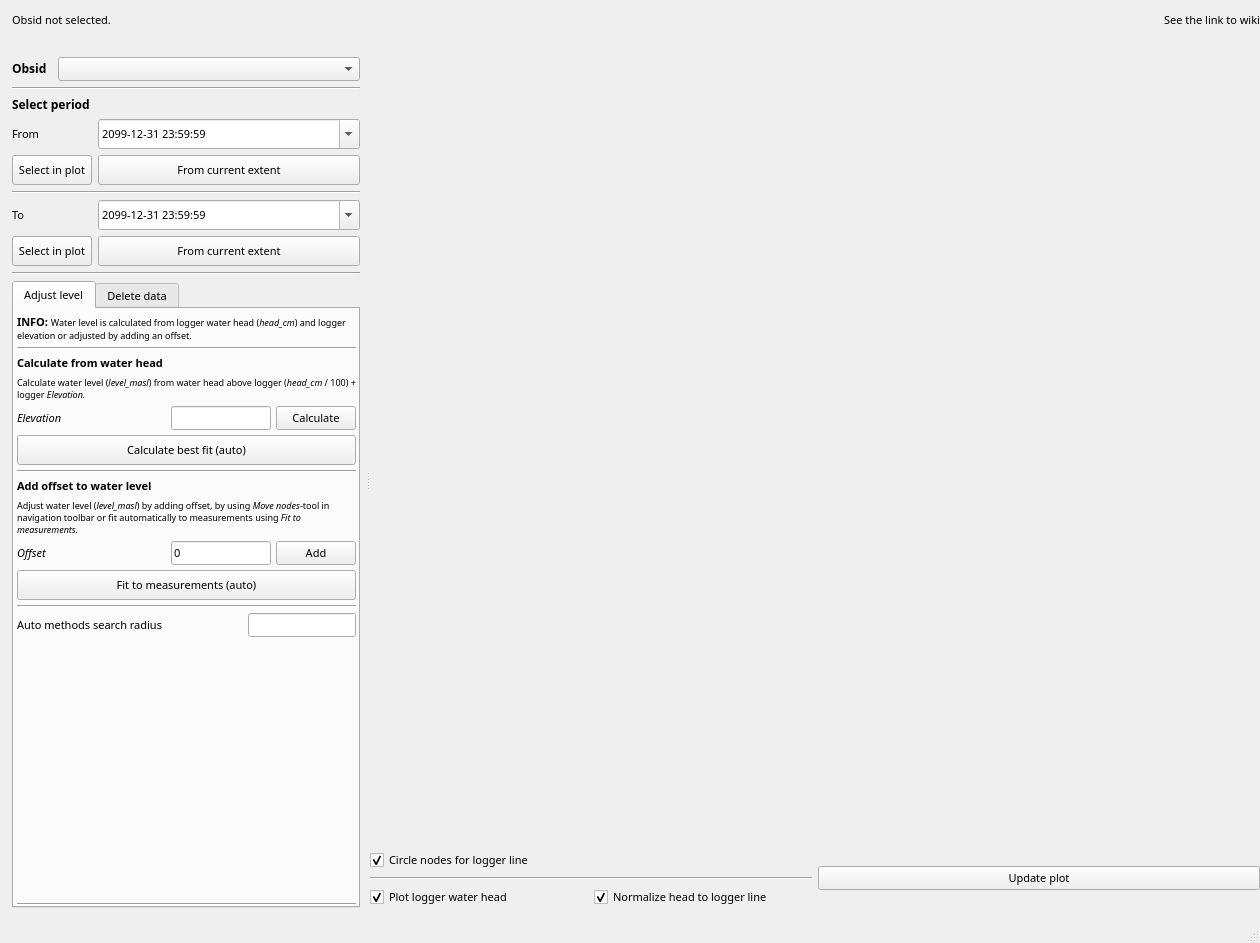
Qt form ui/calibr_logger_dialog_integrated.ui (HenrikSpa/qgis-midvatten-plugin) before a commit.
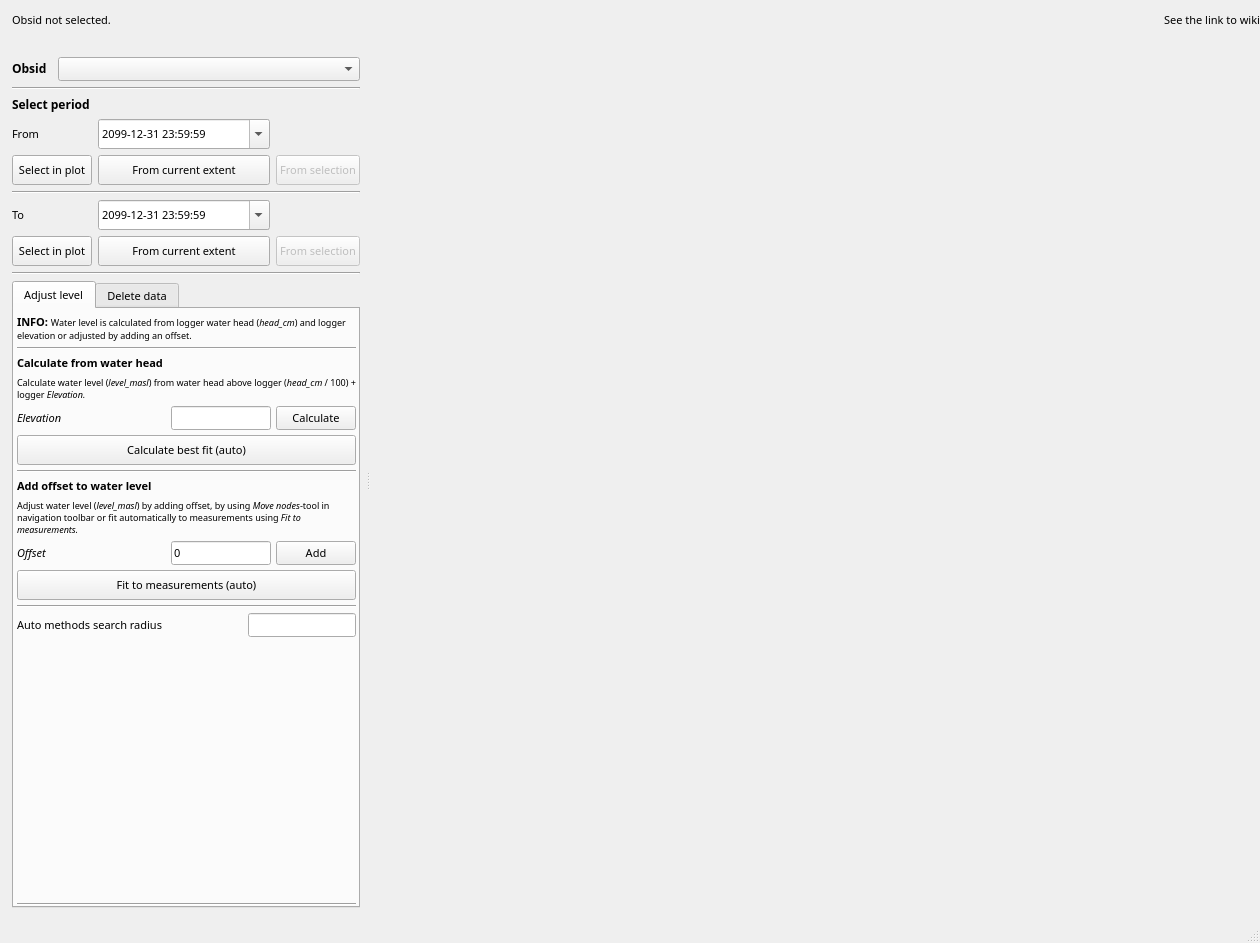
The same form after that commit.

Commit message:
feat: logger editor layout overhaul and bugfixes
- Auto-update plot on obsid change, remove Update plot button
- Add independent "From selection" buttons for From/To period dates
- Move all 6 plot-option checkboxes to the reference series dock
  under a "Plot options" header with descriptive tooltips
- Replace blurry adjust_trend.png with clean SVG icon
- Remove horizontal_layout_2, grid_layout_7, line99 from UI file

Patch:
```diff
--- a/ui/calibr_logger_dialog_integrated.ui
+++ b/ui/calibr_logger_dialog_integrated.ui
@@ -463,7 +463,40 @@
             </property>
            </widget>
           </item>
-          <item row="2" column="0" colspan="2">
+          <item row="1" column="2">
+           <widget class="QPushButton" name="push_button_from_selection">
+            <property name="sizePolicy">
+             <sizepolicy hsizetype="Minimum" vsizetype="Minimum">
+              <horstretch>0</horstretch>
+              <verstretch>0</verstretch>
+             </sizepolicy>
+            </property>
+            <property name="minimumSize">
+             <size>
+              <width>30</width>
+              <height>30</height>
+             </size>
+            </property>
+            <property name="font">
+             <font>
+              <family>Noto Sans</family>
+              <pointsize>8</pointsize>
+              <weight>50</weight>
+              <bold>false</bold>
+             </font>
+            </property>
+            <property name="toolTip">
+             <string>Set From to the earliest date of the selected lines</string>
+            </property>
+            <property name="text">
+             <string>From selection</string>
+            </property>
+            <property name="enabled">
+             <bool>false</bool>
+            </property>
+           </widget>
+          </item>
+          <item row="2" column="0" colspan="3">
            <widget class="Line" name="line">
             <property name="orientation">
              <enum>Qt::Horizontal</enum>
@@ -610,6 +643,39 @@
             </property>
            </widget>
           </item>
+          <item row="4" column="2">
+           <widget class="QPushButton" name="push_button_to_selection">
+            <property name="sizePolicy">
+             <sizepolicy hsizetype="Minimum" vsizetype="Minimum">
+              <horstretch>0</horstretch>
+              <verstretch>0</verstretch>
+             </sizepolicy>
+            </property>
+            <property name="minimumSize">
+             <size>
+              <width>30</width>
+              <height>30</height>
+             </size>
+            </property>
+            <property name="font">
+             <font>
+              <family>Noto Sans</family>
+              <pointsize>8</pointsize>
+              <weight>50</weight>
+              <bold>false</bold>
+             </font>
+            </property>
+            <property name="toolTip">
+             <string>Set To to the latest date of the selected lines</string>
+            </property>
+            <property name="text">
+             <string>From selection</string>
+            </property>
+            <property name="enabled">
+             <bool>false</bool>
+            </property>
+           </widget>
+          </item>
          </layout>
         </item>
         <item>
@@ -1340,136 +1406,6 @@
           </layout>
          </widget>
         </item>
-        <item>
-         <layout class="QHBoxLayout" name="horizontal_layout_2">
-          <item>
-           <layout class="QGridLayout" name="grid_layout_7">
-            <item row="0" column="0">
-             <widget class="QCheckBox" name="logger_line_nodes">
-              <property name="sizePolicy">
-               <sizepolicy hsizetype="Minimum" vsizetype="Fixed">
-                <horstretch>0</horstretch>
-                <verstretch>0</verstretch>
-               </sizepolicy>
-              </property>
-              <property name="minimumSize">
-               <size>
-                <width>0</width>
-                <height>0</height>
-               </size>
-              </property>
-              <property name="font">
-               <font>
-                <family>Noto Sans</family>
-                <pointsize>8</pointsize>
-                <weight>50</weight>
-                <italic>false</italic>
-                <bold>false</bold>
-               </font>
-              </property>
-              <property name="text">
-               <string>Circle nodes for logger line</string>
-              </property>
-              <property name="checked">
-               <bool>true</bool>
-              </property>
-             </widget>
-            </item>
-            <item row="2" column="0">
-             <widget class="QCheckBox" name="plot_logger_head">
-              <property name="sizePolicy">
-               <sizepolicy hsizetype="Minimum" vsizetype="Fixed">
-                <horstretch>0</horstretch>
-                <verstretch>0</verstretch>
-               </sizepolicy>
-              </property>
-              <property name="minimumSize">
-               <size>
-                <width>0</width>
-                <height>0</height>
-               </size>
-              </property>
-              <property name="font">
-               <font>
-                <family>Noto Sans</family>
-                <pointsize>8</pointsize>
-                <weight>50</weight>
-                <italic>false</italic>
-                <bold>false</bold>
-               </font>
-              </property>
-              <property name="toolTip">
-               <string>Plot the column head_cm.</string>
-              </property>
-              <property name="text">
-               <string>Plot logger water head</string>
-              </property>
-              <property name="checked">
-               <bool>true</bool>
-              </property>
-             </widget>
-            </item>
-            <item row="2" column="1">
-             <widget class="QCheckBox" name="normalize_head">
-              <property name="font">
-               <font>
-                <family>Noto Sans</family>
-                <pointsize>8</pointsize>
-                <weight>50</weight>
-                <bold>false</bold>
-               </font>
-              </property>
-              <property name="toolTip">
-               <string>&lt;html&gt;&lt;head/&gt;&lt;body&gt;&lt;p&gt;The difference between head_cm mean value and level_masl mean value is removed when plotting logger head (nothing in the database is changed).&lt;/p&gt;&lt;/body&gt;&lt;/html&gt;</string>
-              </property>
-              <property name="text">
-               <string>Normalize head to logger line</string>
-              </property>
-              <property name="checked">
-               <bool>true</bool>
-              </property>
-             </widget>
-            </item>
-            <item row="1" column="0" colspan="2">
-             <widget class="Line" name="line99">
-              <property name="font">
-               <font>
-                <family>Noto Sans</family>
-                <pointsize>8</pointsize>
-                <weight>50</weight>
-                <bold>false</bold>
-               </font>
-              </property>
-              <property name="orientation">
-               <enum>Qt::Horizontal</enum>
-              </property>
-             </widget>
-            </item>
-           </layout>
-          </item>
-          <item>
-           <widget class="QPushButton" name="push_buttonupdateplot">
-            <property name="sizePolicy">
-             <sizepolicy hsizetype="Preferred" vsizetype="Fixed">
-              <horstretch>0</horstretch>
-              <verstretch>0</verstretch>
-             </sizepolicy>
-            </property>
-            <property name="font">
-             <font>
-              <family>Noto Sans</family>
-              <pointsize>8</pointsize>
-              <weight>50</weight>
-              <bold>false</bold>
-             </font>
-            </property>
-            <property name="text">
-             <string>Update plot</string>
-            </property>
-           </widget>
-          </item>
-         </layout>
-        </item>
        </layout>
       </widget>
      </widget>
```
The commit also changes 2 other files.
